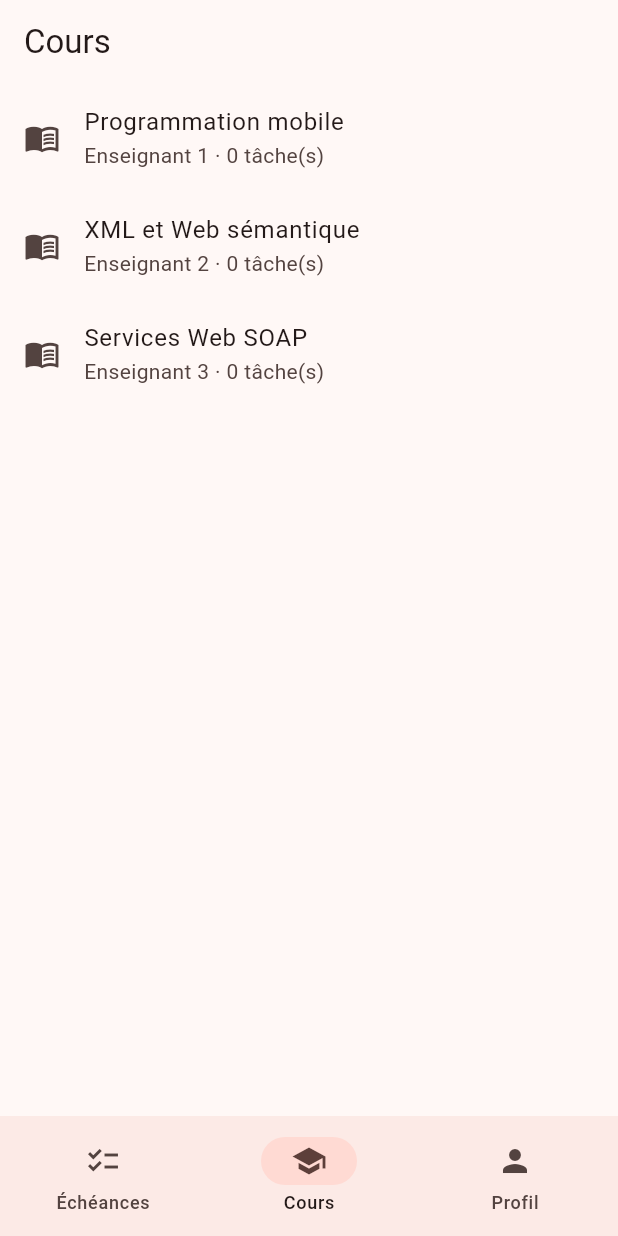
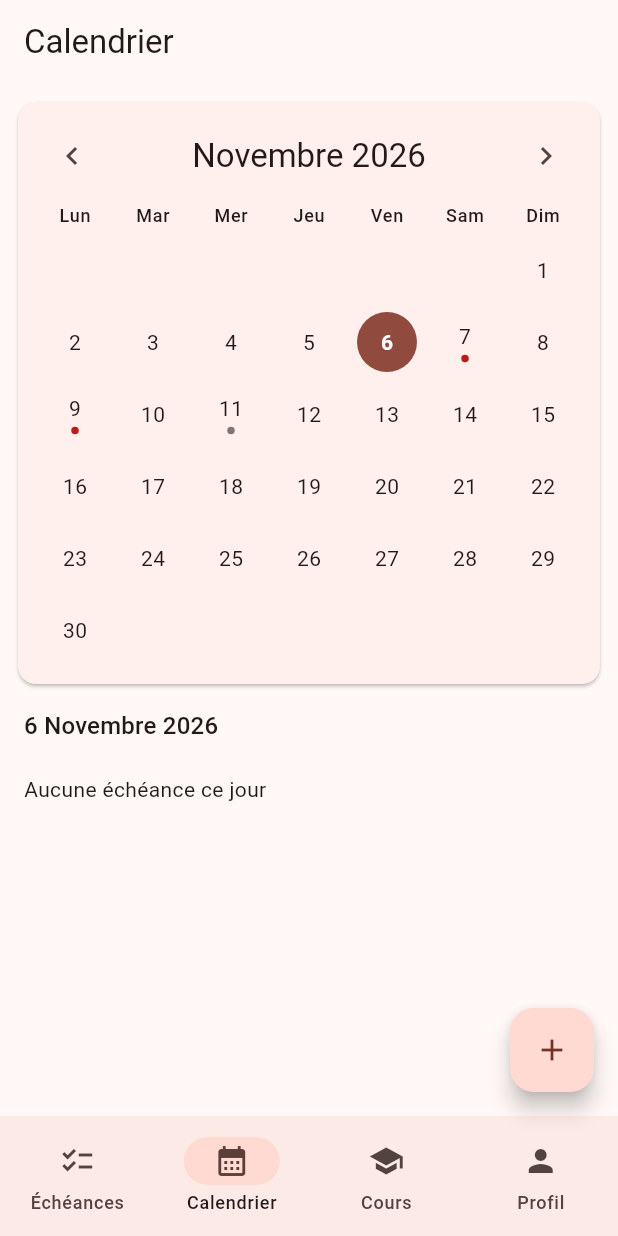
Before and after one commit to festush20/campusflow_app, a Flutter app: the screen it shows after launch, item 2 of the bottom bar chosen, on a phone screen of 412 x 824 dp. Run offline on Flutter 3.47's test engine with Material 3 defaults, Android fonts, the phone set to English and light mode, and no system bars.

Commit message:
Correction navigation et affichage des donnees CampusFlow

```diff
--- /dev/null
+++ b/lib/ecran_calendrier.dart
@@ -0,0 +1,229 @@
+import 'package:flutter/material.dart';
+
+import 'donnees.dart';
+import 'models.dart';
+
+const _moisNoms = [
+  'Janvier', 'Février', 'Mars', 'Avril', 'Mai', 'Juin',
+  'Juillet', 'Août', 'Septembre', 'Octobre', 'Novembre', 'Décembre',
+];
+const _joursNoms = ['Lun', 'Mar', 'Mer', 'Jeu', 'Ven', 'Sam', 'Dim'];
+
+bool _memeJour(DateTime a, DateTime b) =>
+    a.year == b.year && a.month == b.month && a.day == b.day;
+
+/// Calendrier mensuel : un point sous chaque jour qui a des échéances,
+/// et la liste des tâches du jour choisi en dessous.
+class EcranCalendrier extends StatefulWidget {
+  final List<Task> taches;
+  final ValueChanged<Task> onOuvrir;
+  final ValueChanged<Task> onBasculer;
+
+  const EcranCalendrier({
+    super.key,
+    required this.taches,
+    required this.onOuvrir,
+    required this.onBasculer,
+  });
+
+  @override
+  State<EcranCalendrier> createState() => _EcranCalendrierState();
+}
+
+class _EcranCalendrierState extends State<EcranCalendrier> {
+  late DateTime _mois;
+  late DateTime _jour;
+
+  @override
+  void initState() {
+    super.initState();
+    final maintenant = DateTime.now();
+    _jour = DateTime(maintenant.year, maintenant.month, maintenant.day);
+    _mois = DateTime(maintenant.year, maintenant.month);
+  }
+
+  void _changerMois(int delta) {
+    setState(() => _mois = DateTime(_mois.year, _mois.month + delta));
+  }
+
+  List<Task> _tachesDuJour(DateTime jour) =>
+      widget.taches.where((t) => _memeJour(t.echeance, jour)).toList();
+
+  Widget _cellule(BuildContext context, DateTime? jour) {
+    if (jour == null) return const SizedBox(height: 48);
+    final couleurs = Theme.of(context).colorScheme;
+    final taches = _tachesDuJour(jour);
+    final selectionne = _memeJour(jour, _jour);
+    final aujourdhui = _memeJour(jour, DateTime.now());
+    final enAttente = taches.any((t) => !t.terminee);
+
+    final Color couleurPoint;
+    if (selectionne) {
+      couleurPoint = couleurs.onPrimary;
+    } else if (enAttente) {
+      couleurPoint = couleurs.error;
+    } else {
+      couleurPoint = couleurs.outline;
+    }
+
+    return Semantics(
+      button: true,
+      label:
+      '${jour.day} ${_moisNoms[jour.month - 1]}, ${taches.length} échéance(s)',
+      child: InkWell(
+        borderRadius: BorderRadius.circular(24),
+        onTap: () => setState(() => _jour = jour),
+        child: SizedBox(
+          height: 48,
+          child: Center(
+            child: Container(
+              width: 40,
+              height: 40,
+              decoration: BoxDecoration(
+                shape: BoxShape.circle,
+                color: selectionne ? couleurs.primary : null,
+                border: aujourdhui && !selectionne
+                    ? Border.all(color: couleurs.primary, width: 2)
+                    : null,
+              ),
+              child: Column(
+                mainAxisAlignment: MainAxisAlignment.center,
+                children: [
+                  Text(
+                    '${jour.day}',
+                    style: TextStyle(
+                      color: selectionne ? couleurs.onPrimary : null,
+                      fontWeight: aujourdhui ? FontWeight.bold : null,
+                    ),
+                  ),
+                  if (taches.isNotEmpty)
+                    Container(
+                      width: 5,
+                      height: 5,
+                      margin: const EdgeInsets.only(top: 2),
+                      decoration: BoxDecoration(
+                        shape: BoxShape.circle,
+                        color: couleurPoint,
+                      ),
+                    ),
+                ],
+              ),
+            ),
+          ),
+        ),
+      ),
+    );
+  }
+
+  Widget _tuile(Task t) {
+    return ListTile(
+      leading: Semantics(
+        label: 'Statut de la tâche ${t.titre}',
+        child: Checkbox(value: t.terminee, onChanged: (_) => widget.onBasculer(t)),
+      ),
+      title: Text(
+        t.titre,
+        style: t.terminee
+            ? const TextStyle(decoration: TextDecoration.lineThrough)
+            : null,
+      ),
+      subtitle: Text(
+        '${formatDate(t.echeance)} · ${nomDuCours(t.coursId) ?? 'Aucun cours'}',
+      ),
+      trailing: const Icon(Icons.chevron_right, semanticLabel: 'Ouvrir le détail'),
+      onTap: () => widget.onOuvrir(t),
+    );
+  }
+
+  @override
+  Widget build(BuildContext context) {
+    final premier = DateTime(_mois.year, _mois.month, 1);
+    final decalage = premier.weekday - 1; // lundi = 0
+    final nbJours = DateTime(_mois.year, _mois.month + 1, 0).day;
+    final nbLignes = (decalage + nbJours + 6) ~/ 7;
+
+    final lignes = <Widget>[];
+    for (var l = 0; l < nbLignes; l++) {
+      final cellules = <Widget>[];
+      for (var c = 0; c < 7; c++) {
+        final numero = l * 7 + c - decalage + 1;
+        final jour = (numero < 1 || numero > nbJours)
+            ? null
+            : DateTime(_mois.year, _mois.month, numero);
+        cellules.add(Expanded(child: _cellule(context, jour)));
+      }
+      lignes.add(Row(children: cellules));
+    }
+
+    final duJour = _tachesDuJour(_jour);
+    final styleTitre = Theme.of(context).textTheme.titleMedium;
+
+    return ListView(
+      padding: const EdgeInsets.only(bottom: 88),
+      children: [
+        Card(
+          margin: const EdgeInsets.all(12),
+          child: Padding(
+            padding: const EdgeInsets.all(12),
+            child: Column(
+              children: [
+                Row(
+                  children: [
+                    IconButton(
+                      tooltip: 'Mois précédent',
+                      icon: const Icon(Icons.chevron_left),
+                      onPressed: () => _changerMois(-1),
+                    ),
+                    Expanded(
+                      child: Text(
+                        '${_moisNoms[_mois.month - 1]} ${_mois.year}',
+                        textAlign: TextAlign.center,
+                        style: Theme.of(context).textTheme.titleLarge,
+                      ),
+                    ),
+                    IconButton(
+                      tooltip: 'Mois suivant',
+                      icon: const Icon(Icons.chevron_right),
+                      onPressed: () => _changerMois(1),
+                    ),
+                  ],
+                ),
+                const SizedBox(height: 8),
+                Row(
+                  children: _joursNoms
+                      .map(
+                        (j) => Expanded(
+                      child: Center(
+                        child: Text(
+                          j,
+                          style: Theme.of(context).textTheme.labelMedium,
+                        ),
+                      ),
+                    ),
+                  )
+                      .toList(),
+                ),
+                const SizedBox(height: 4),
+                ...lignes,
+              ],
+            ),
+          ),
+        ),
+        Padding(
+          padding: const EdgeInsets.fromLTRB(16, 4, 16, 4),
+          child: Text(
+            '${_jour.day} ${_moisNoms[_jour.month - 1]} ${_jour.year}',
+            style: styleTitre,
+          ),
+        ),
+        if (duJour.isEmpty)
+          const Padding(
+            padding: EdgeInsets.all(16),
+            child: Text('Aucune échéance ce jour'),
+          )
+        else
+          ...duJour.map(_tuile),
+      ],
+    );
+  }
+}
--- a/lib/main.dart
+++ b/lib/main.dart
@@ -4,6 +4,7 @@ import 'donnees.dart';
 import 'ecran_detail.dart';
 import 'ecran_echeances.dart';
 import 'ecran_formulaire.dart';
+import 'ecran_calendrier.dart';
 import 'models.dart';
 import 'repository.dart';
 
@@ -38,7 +39,7 @@ class _AccueilState extends State<Accueil> {
   bool _simulerErreur = false;
   bool _chargement = false;
   Filtre _filtre = Filtre.toutes;
-  int? _selectionId; // tâche affichée à droite en mode tablette
+  int? _selectionId;
   List<Task>? _taches;
   Object? _erreur;
 
@@ -48,7 +49,7 @@ class _AccueilState extends State<Accueil> {
     _charger();
   }
 
-  // Les trois états d'un Future : en cours, valeur, erreur.
+
   Future<void> _charger() async {
     setState(() {
       _chargement = true;
@@ -70,7 +71,7 @@ class _AccueilState extends State<Accueil> {
     }
   }
 
-  // Objet immuable : on remplace la tâche par une copie modifiée.
+
   void _remplacer(Task modifiee) {
     final liste = _taches;
     if (liste == null) return;
@@ -83,7 +84,7 @@ class _AccueilState extends State<Accueil> {
     _remplacer(tache.copyWith(terminee: !tache.terminee));
   }
 
-  // Téléphone : le détail est poussé sur la pile d'écrans.
+
   void _ouvrirDetail(Task tache) {
     Navigator.push(
       context,
@@ -121,7 +122,7 @@ class _AccueilState extends State<Accueil> {
     );
   }
 
-  // Écran 1 + version tablette : LayoutBuilder à 840 dp.
+
   Widget _vueEcheances() {
     if (_chargement) {
       return const Center(child: CircularProgressIndicator());
@@ -178,6 +179,36 @@ class _AccueilState extends State<Accueil> {
     );
   }
 
+  Widget _vueCalendrier() {
+    if (_chargement) {
+      return const Center(
+        child: CircularProgressIndicator(),
+      );
+    }
+
+    if (_erreur != null) {
+      return Center(
+        child: Column(
+          mainAxisSize: MainAxisSize.min,
+          children: [
+            Text('Erreur : $_erreur'),
+            const SizedBox(height: 12),
+            FilledButton(
+              onPressed: _charger,
+              child: const Text('Réessayer'),
+            ),
+          ],
+        ),
+      );
+    }
+
+    return EcranCalendrier(
+      taches: _taches ?? <Task>[],
+      onOuvrir: _ouvrirDetail,
+      onBasculer: _basculer,
+    );
+  }
+
   Widget _vueCours() {
     final toutes = _taches ?? <Task>[];
     return ListView(
@@ -224,25 +255,65 @@ class _AccueilState extends State<Accueil> {
 
   @override
   Widget build(BuildContext context) {
-    const titres = ['Échéances', 'Cours', 'Profil'];
-    final vues = [_vueEcheances(), _vueCours(), _vueProfil()];
+    const titres = [
+      'Échéances',
+      'Calendrier',
+      'Cours',
+      'Profil',
+    ];
+
+    final vues = [
+      _vueEcheances(),
+      _vueCalendrier(),
+      _vueCours(),
+      _vueProfil(),
+    ];
+
     return Scaffold(
-      appBar: AppBar(title: Text(titres[_onglet])),
+      appBar: AppBar(
+        title: Text(titres[_onglet]),
+      ),
+
       body: vues[_onglet],
-      floatingActionButton: _onglet == 0 && _taches != null
+
+      floatingActionButton:
+      (_onglet == 0 || _onglet == 1) && _taches != null
           ? FloatingActionButton(
         onPressed: _ajouter,
         tooltip: 'Nouvelle tâche',
         child: const Icon(Icons.add),
       )
           : null,
+
       bottomNavigationBar: NavigationBar(
         selectedIndex: _onglet,
-        onDestinationSelected: (i) => setState(() => _onglet = i),
+
+        onDestinationSelected: (i) {
+          setState(() {
+            _onglet = i;
+          });
+        },
+
         destinations: const [
-          NavigationDestination(icon: Icon(Icons.checklist), label: 'Échéances'),
-          NavigationDestination(icon: Icon(Icons.school), label: 'Cours'),
-          NavigationDestination(icon: Icon(Icons.person), label: 'Profil'),
+          NavigationDestination(
+            icon: Icon(Icons.checklist),
+            label: 'Échéances',
+          ),
+
+          NavigationDestination(
+            icon: Icon(Icons.calendar_month),
+            label: 'Calendrier',
+          ),
+
+          NavigationDestination(
+            icon: Icon(Icons.school),
+            label: 'Cours',
+          ),
+
+          NavigationDestination(
+            icon: Icon(Icons.person),
+            label: 'Profil',
+          ),
         ],
       ),
     );
--- a/lib/repository.dart
+++ b/lib/repository.dart
@@ -1,3 +1,4 @@
+
 import 'models.dart';
 
 abstract class TaskRepository {
@@ -6,29 +7,60 @@ abstract class TaskRepository {
 
 class FakeTaskRepository implements TaskRepository {
   final bool echec;
+
   const FakeTaskRepository({this.echec = false});
 
   @override
   Future<List<Task>> charger() async {
     await Future.delayed(const Duration(seconds: 1));
+
     if (echec) {
       throw Exception('Réseau coupé');
     }
+
+    // Dates calculées automatiquement à partir de la date actuelle.
+    final maintenant = DateTime.now();
+
     final donnees = <Map<String, dynamic>>[
-      {'id': 1, 'titre': 'Rendu TP Dart', 'echeance': '2026-10-29T17:00:00'},
+      {
+        'id': 1,
+        'titre': 'Rendu TP Dart',
+        'echeance': DateTime(
+          maintenant.year,
+          maintenant.month,
+          maintenant.day + 1,
+          17,
+        ).toIso8601String(),
+        'coursId': 1,
+        'description': 'Finaliser et déposer le travail pratique de Dart.',
+      },
       {
         'id': 2,
         'titre': 'Projet Flutter',
-        'echeance': '2026-10-30T17:00:00',
-        'description': 'Dossier de conception v1',
+        'echeance': DateTime(
+          maintenant.year,
+          maintenant.month,
+          maintenant.day + 3,
+          17,
+        ).toIso8601String(),
+        'coursId': 1,
+        'description': 'Préparer la version de démonstration du projet.',
       },
       {
         'id': 3,
         'titre': 'Examen UX',
-        'echeance': '2026-11-02T08:00:00',
+        'echeance': DateTime(
+          maintenant.year,
+          maintenant.month,
+          maintenant.day + 5,
+          8,
+        ).toIso8601String(),
+        'coursId': 2,
         'terminee': true,
+        'description': 'Réviser les notions principales du cours UX.',
       },
     ];
+
     return donnees.map(Task.fromJson).toList();
   }
 }
```
